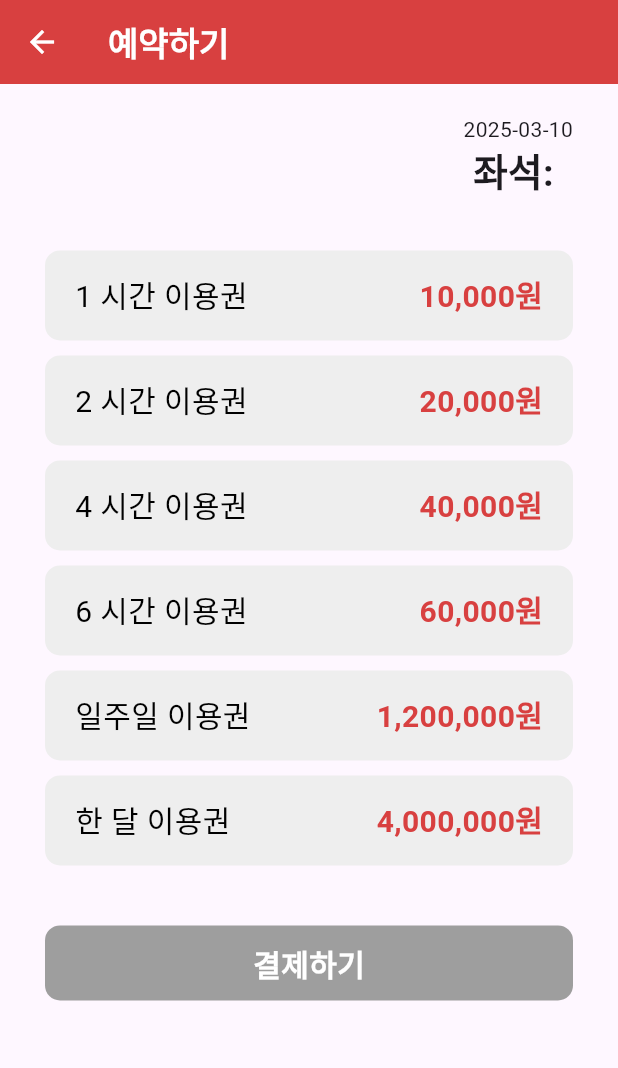
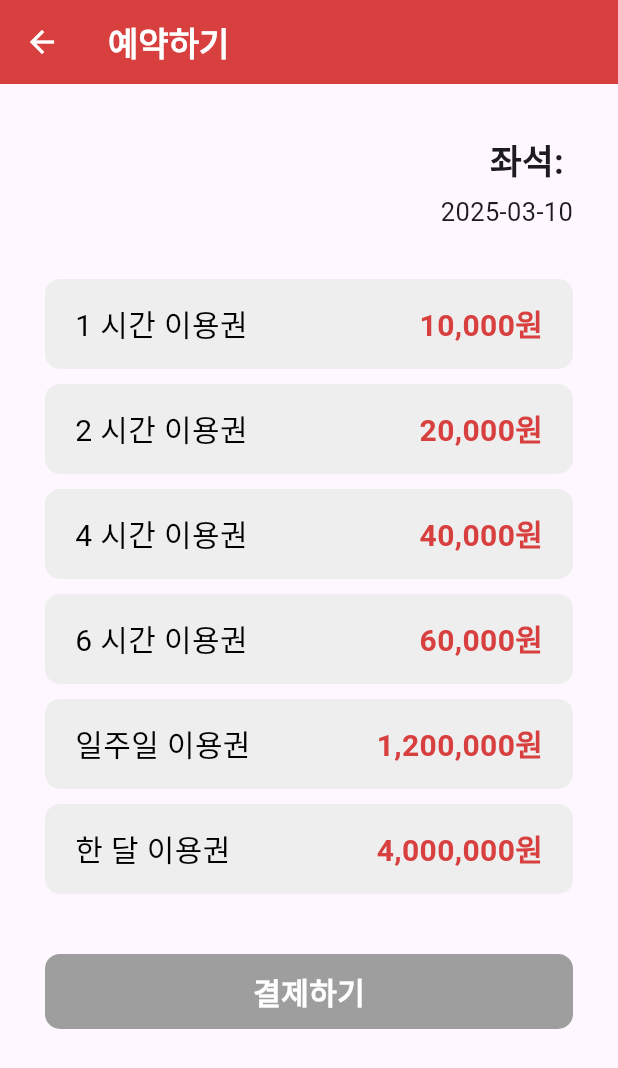
Before and after one commit to APP-iOS7/study_cafe-P6, a Flutter app: the ReservationScreen screen opened directly with empty values, on a phone screen of 412 x 824 dp. Shown: the top 1068 px of the screen. Run offline on Flutter 3.47's test engine with Material 3 defaults, Android fonts, the phone set to English and light mode, and no system bars; our stand-ins replace cloud_firestore, firebase_auth, firebase_core, get, image_picker; missing offline and left inert: tosspayments_widget_sdk_flutter; accounts and stored records are empty.

Commit message:
UI 개선: 아이콘, 레이아웃, 및 색상 세부 조정
- 메인 홈 화면에서 티켓 아이콘 변경 (ticket → tickets)
- 좌석 페이지 스크롤 가능하도록 SingleChildScrollView 추가
- 좌석 페이지 날짜 선택 아이콘을 CupertinoIcons로 변경
- 로그인 및 회원가입 화면의 버튼 색상 및 폰트 크기 미세 조정
- 예약 화면 레이아웃 및 텍스트 스타일 개선

```diff
--- a/study_cafe_p6/lib/Screen/Reservation/reservation_screen.dart
+++ b/study_cafe_p6/lib/Screen/Reservation/reservation_screen.dart
@@ -41,29 +41,34 @@ class _ReservationScreenState extends State<ReservationScreen> {
       body: Column(
         children: [
           Padding(
-            padding: const EdgeInsets.only(top: 20, right: 30, left: 30),
+            padding: const EdgeInsets.only(top: 30, right: 30, left: 30),
             child: Row(
               mainAxisAlignment: MainAxisAlignment.spaceBetween,
               children: [
-                Text(user?.displayName ?? '익명', style: TextStyle(fontSize: 30)),
-                Column(
-                  children: [
-                    Text(
-                      widget.reservationInfo.reservationDate.toString().split(
-                        ' ',
-                      )[0],
-                    ),
-                    Text(
-                      '좌석: ${widget.reservationInfo.seatInfo}',
-                      style: TextStyle(
-                        fontSize: 25,
-                        fontWeight: FontWeight.bold,
-                      ),
-                    ),
-                  ],
+                Text(
+                  user?.displayName ?? '익명',
+                  style: TextStyle(fontSize: 30, fontWeight: FontWeight.w500),
+                ),
+                Text(
+                  '좌석: ${widget.reservationInfo.seatInfo}',
+                  style: TextStyle(fontSize: 23, fontWeight: FontWeight.bold),
                 ),
               ],
             ),
+          ),
+          Row(
+            mainAxisAlignment: MainAxisAlignment.end,
+            children: [
+              Padding(
+                padding: const EdgeInsets.only(right: 30.0),
+                child: Text(
+                  widget.reservationInfo.reservationDate.toString().split(
+                    ' ',
+                  )[0],
+                  style: TextStyle(fontSize: 17),
+                ),
+              ),
+            ],
           ),
           SizedBox(
             width: MediaQuery.of(context).size.width * 0.08,
--- a/study_cafe_p6/lib/Screen/main_home_screen.dart
+++ b/study_cafe_p6/lib/Screen/main_home_screen.dart
@@ -69,7 +69,7 @@ class _MainHomeViewState extends State<MainHomeView> {
                         child: Column(
                           children: [
                             Icon(
-                              CupertinoIcons.ticket,
+                              CupertinoIcons.tickets,
                               size: 130,
                               color: Color(0xffd84040),
                             ),
--- a/study_cafe_p6/lib/login/login_screen.dart
+++ b/study_cafe_p6/lib/login/login_screen.dart
@@ -116,14 +116,14 @@ class _LoginScreenState extends State<LoginScreen> {
                               height: 58,
                               alignment: Alignment.center,
                               decoration: BoxDecoration(
-                                color: Color(0xffa31d1d),
+                                color: Color(0xffd84040),
                                 borderRadius: BorderRadius.circular(15),
                               ),
                               child: Text(
                                 '로그인',
                                 style: TextStyle(
                                   color: Colors.white,
-                                  fontSize: 17,
+                                  fontSize: 20,
                                   fontWeight: FontWeight.bold,
                                 ),
                               ),
@@ -148,7 +148,7 @@ class _LoginScreenState extends State<LoginScreen> {
                               child: Text(
                                 '회원가입',
                                 style: TextStyle(
-                                  color: Color(0xffa31d1d),
+                                  color: Color(0xffd84040),
                                   fontSize: 12,
                                   fontWeight: FontWeight.bold,
                                 ),
--- a/study_cafe_p6/lib/login/signup_screen.dart
+++ b/study_cafe_p6/lib/login/signup_screen.dart
@@ -137,14 +137,14 @@ class _SignupScreenState extends State<SignupScreen> {
                               height: 58,
                               alignment: Alignment.center,
                               decoration: BoxDecoration(
-                                color: Color(0xffa31d1d),
+                                color: Color(0xffd84040),
                                 borderRadius: BorderRadius.circular(15),
                               ),
                               child: Text(
                                 '회원가입',
                                 style: TextStyle(
                                   color: Colors.white,
-                                  fontSize: 17,
+                                  fontSize: 20,
                                   fontWeight: FontWeight.bold,
                                 ),
                               ),
@@ -169,7 +169,7 @@ class _SignupScreenState extends State<SignupScreen> {
                               child: Text(
                                 '로그인',
                                 style: TextStyle(
-                                  color: Color(0xffa31d1d),
+                                  color: Color(0xffd84040),
                                   fontSize: 12,
                                   fontWeight: FontWeight.bold,
                                 ),
```
Also changed, not shown: study_cafe_p6/lib/Screen/seat_page_screen.dart (+13 -3 lines).
